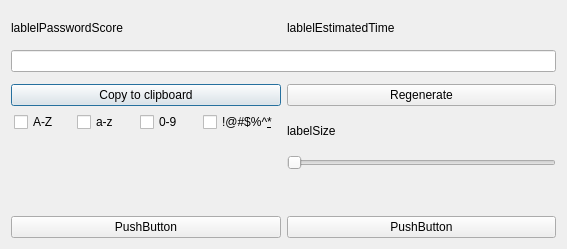
Above: PasswordGenerator.ui from sochok222/RadikPass before the change. Below: the same form after it.
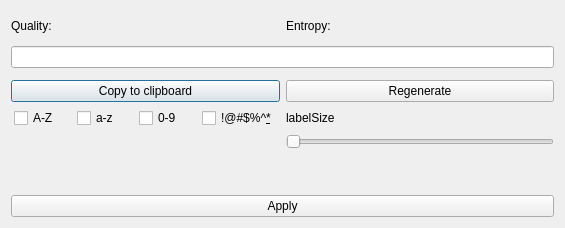
That is the form after the change.

Commit message: Changed structure of PasswordGenerator

Diff of the .ui file:
```diff
--- a/PasswordGenerator.ui
+++ b/PasswordGenerator.ui
@@ -6,14 +6,26 @@
    <rect>
     <x>0</x>
     <y>0</y>
-    <width>567</width>
-    <height>249</height>
+    <width>565</width>
+    <height>228</height>
    </rect>
   </property>
+  <property name="minimumSize">
+   <size>
+    <width>565</width>
+    <height>228</height>
+   </size>
+  </property>
+  <property name="maximumSize">
+   <size>
+    <width>565</width>
+    <height>228</height>
+   </size>
+  </property>
   <property name="windowTitle">
    <string>Dialog</string>
   </property>
-  <layout class="QVBoxLayout" name="verticalLayout_2" stretch="10,1">
+  <layout class="QVBoxLayout" name="verticalLayout_2" stretch="10,0">
    <item>
     <layout class="QVBoxLayout" name="verticalLayout" stretch="1,1,4">
      <item>
@@ -21,14 +33,14 @@
        <item>
         <widget class="QLabel" name="label_passwordScore">
          <property name="text">
-          <string>lablelPasswordScore</string>
+          <string>Quality:</string>
          </property>
         </widget>
        </item>
        <item>
         <widget class="QLabel" name="label_estimatedTime">
          <property name="text">
-          <string>lablelEstimatedTime</string>
+          <string>Entropy:</string>
          </property>
         </widget>
        </item>
@@ -169,14 +181,7 @@
      <item>
       <widget class="QPushButton" name="button">
        <property name="text">
-        <string>PushButton</string>
-       </property>
-      </widget>
-     </item>
-     <item>
-      <widget class="QPushButton" name="button_2">
-       <property name="text">
-        <string>PushButton</string>
+        <string>Apply</string>
        </property>
       </widget>
      </item>
```
Left out of the diff: 12 changed lines with no effect on the pictures. The commit also changes 8 other files.
